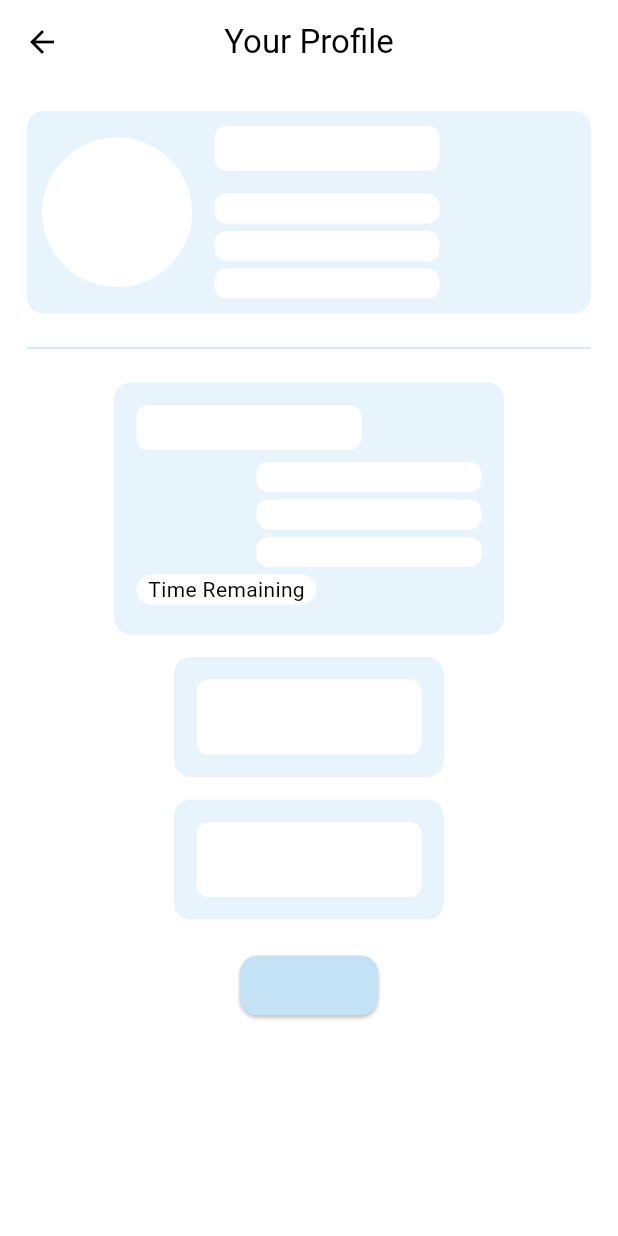
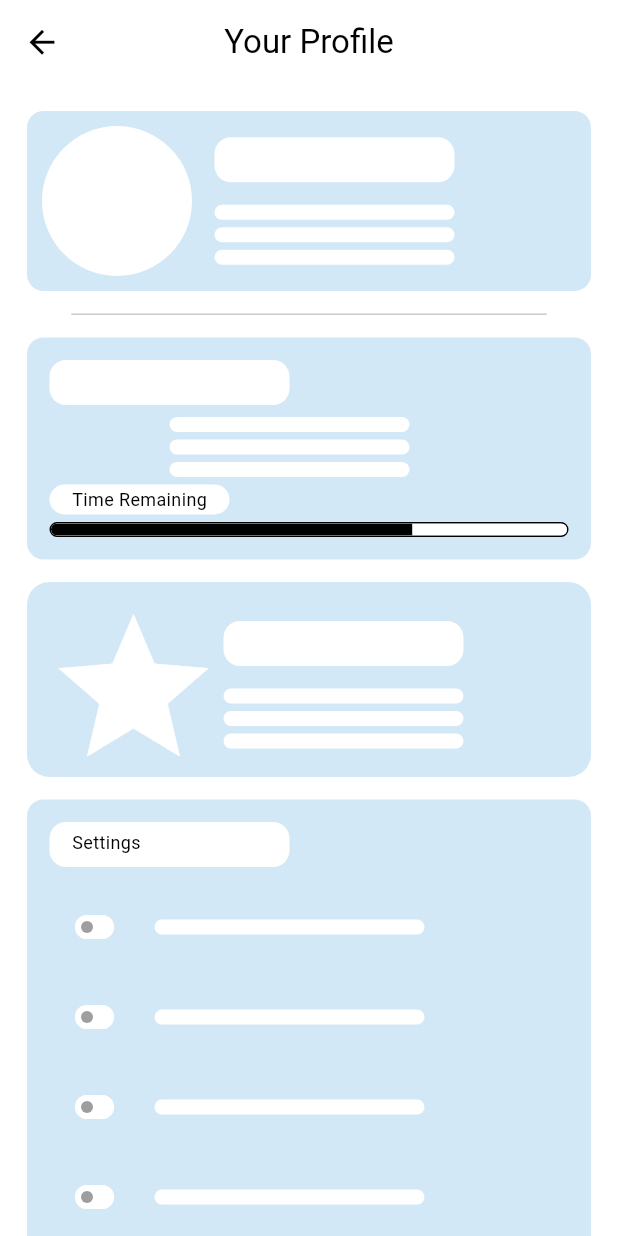
Before and after one commit to RushirajRavalji/GearCare, a Flutter app: the ProfileScreen screen opened directly, on a phone screen of 412 x 824 dp. Run offline on Flutter 3.47's test engine with Material 3 defaults, Android fonts, the phone set to English and light mode, and no system bars; our stand-ins replace image_picker.

Commit message:
update profile page

```diff
--- a/lib/pages/profile.dart
+++ b/lib/pages/profile.dart
@@ -1,69 +1,117 @@
 import 'package:flutter/material.dart';
 
 class ProfileScreen extends StatefulWidget {
-  const ProfileScreen({super.key});
-
   @override
-  State<ProfileScreen> createState() => _ProfileScreenState();
+  _ProfileScreenState createState() => _ProfileScreenState();
 }
 
 class _ProfileScreenState extends State<ProfileScreen> {
-  final List<bool> _switchValues = List.generate(8, (index) => false);
+  Color c1 = const Color.fromRGBO(211, 232, 246, 1);
+  double w = 0;
+
+  // List to store switch states
+  List<bool> switchValues = List.generate(8, (index) => false);
 
   @override
   Widget build(BuildContext context) {
+    w = MediaQuery.of(context).size.width;
+
     return Scaffold(
+      backgroundColor: Colors.white,
       appBar: AppBar(
-        backgroundColor: Theme.of(context).appBarTheme.backgroundColor,
+        backgroundColor: Colors.white,
         elevation: 0,
         leading: IconButton(
-          icon: const Icon(Icons.arrow_back),
+          icon: Icon(Icons.arrow_back, color: Colors.black, size: 25),
           onPressed: () => Navigator.pop(context),
         ),
-        title: const Text("Your Profile", style: TextStyle(fontSize: 22)),
+        title: Text(
+          "Your Profile",
+          style: TextStyle(color: Colors.black, fontSize: 22),
+        ),
         centerTitle: true,
       ),
       body: SingleChildScrollView(
-        padding: const EdgeInsets.all(18),
+        padding: EdgeInsets.all(18),
         child: Column(
+          crossAxisAlignment: CrossAxisAlignment.center,
           children: [
-            _buildProfileSection(context),
-            const SizedBox(height: 15),
+            //! Profile Section
+            _buildProfileSection(),
+
+            SizedBox(height: 15),
             _buildDivider(),
-            const SizedBox(height: 15),
-            _buildSubscriptionBox(context),
-            const SizedBox(height: 15),
-            _buildRewardsSection(context),
-            const SizedBox(height: 15),
-            _buildSettingsSection(context),
-            const SizedBox(height: 20),
-            const _LogoutButton(),
+            SizedBox(height: 15),
+
+            //! Subscription Box with Progress
+            _buildSubscriptionBox(),
+
+            SizedBox(height: 15),
+
+            //! Rewards Section
+            _buildRewardsSection(),
+
+            SizedBox(height: 15),
+
+            //! Settings Section (with Toggles)
+            _buildSettingsSection(),
+
+            SizedBox(height: 20),
+
+            //! Logout Button
+            Container(
+              width: 170,
+              height: 40,
+              child: ElevatedButton(
+                style: ElevatedButton.styleFrom(
+                  backgroundColor: Colors.black,
+                  shape: RoundedRectangleBorder(
+                    borderRadius: BorderRadius.circular(10),
+                  ),
+                  padding: EdgeInsets.only(),
+                ),
+                onPressed: () {},
+                child: Row(
+                  mainAxisSize: MainAxisSize.min,
+                  children: [
+                    Text(
+                      "Logout",
+                      style: TextStyle(color: Colors.white, fontSize: 16),
+                    ),
+                    SizedBox(width: 10),
+                    Icon(Icons.logout, color: Colors.white, size: 18),
+                  ],
+                ),
+              ),
+            ),
           ],
         ),
       ),
     );
   }
 
-  Widget _buildProfileSection(BuildContext context) {
+  //! Profile Section
+  Widget _buildProfileSection() {
     return Container(
-      padding: const EdgeInsets.all(10),
+      padding: EdgeInsets.all(10),
+      width: w,
       decoration: BoxDecoration(
-        color: Theme.of(context).colorScheme.secondary,
+        color: c1,
         borderRadius: BorderRadius.circular(11),
       ),
       child: Row(
         children: [
-          const CircleAvatar(radius: 50, backgroundColor: Colors.white),
-          const SizedBox(width: 15),
+          CircleAvatar(radius: 50, backgroundColor: Colors.white),
+          SizedBox(width: 15),
           Column(
             crossAxisAlignment: CrossAxisAlignment.start,
             children: [
               _buildPlaceholderBox(height: 30),
-              const SizedBox(height: 15),
+              SizedBox(height: 15),
               _buildPlaceholderBox(),
-              const SizedBox(height: 5),
+              SizedBox(height: 5),
               _buildPlaceholderBox(),
-              const SizedBox(height: 5),
+              SizedBox(height: 5),
               _buildPlaceholderBox(),
             ],
           ),
@@ -72,31 +120,33 @@ class _ProfileScreenState extends State<ProfileScreen> {
     );
   }
 
-  Widget _buildSubscriptionBox(BuildContext context) {
+  //! Subscription Section
+  Widget _buildSubscriptionBox() {
     return Container(
-      padding: const EdgeInsets.all(15),
+      padding: EdgeInsets.all(15),
+      width: w,
       decoration: BoxDecoration(
-        color: Theme.of(context).colorScheme.secondary,
+        color: c1,
         borderRadius: BorderRadius.circular(11),
       ),
       child: Column(
         crossAxisAlignment: CrossAxisAlignment.start,
         children: [
           _buildPlaceholderBox(height: 30),
-          const SizedBox(height: 8),
+          SizedBox(height: 8),
           Padding(
             padding: const EdgeInsets.only(left: 80),
             child: Column(
               children: [
                 _buildPlaceholderBox(),
-                const SizedBox(height: 5),
+                SizedBox(height: 5),
                 _buildPlaceholderBox(),
-                const SizedBox(height: 5),
+                SizedBox(height: 5),
                 _buildPlaceholderBox(),
               ],
             ),
           ),
-          const SizedBox(height: 5),
+          SizedBox(height: 5),
           Container(
             width: 120,
             height: 20,
@@ -104,69 +154,158 @@ class _ProfileScreenState extends State<ProfileScreen> {
               color: Colors.white,
               borderRadius: BorderRadius.circular(12),
             ),
-            child: const Center(child: Text("Time Remaining")),
+            child: Center(
+              child: Text("Time Remaining", style: TextStyle(fontSize: 12)),
+            ),
           ),
-          const SizedBox(height: 5),
+          SizedBox(height: 5),
+          Container(
+            decoration: BoxDecoration(
+              borderRadius: BorderRadius.circular(10),
+              border: Border.all(color: Colors.black),
+            ),
+            child: ClipRRect(
+              borderRadius: BorderRadius.circular(8),
+              child: LinearProgressIndicator(
+                value: 0.7,
+                backgroundColor: Colors.white,
+                valueColor: AlwaysStoppedAnimation<Color>(Colors.black),
+                minHeight: 8,
+              ),
+            ),
+          ),
         ],
       ),
     );
   }
 
-  // Placeholder box widget for loading UI
-  Widget _buildPlaceholderBox({double height = 20, double width = 150}) {
+  //! Rewards Section
+  Widget _buildRewardsSection() {
     return Container(
-      height: height,
-      width: width,
+      padding: EdgeInsets.all(11),
+      width: w,
+      height: 130,
       decoration: BoxDecoration(
-        color: Colors.white,
-        borderRadius: BorderRadius.circular(8),
+        color: c1,
+        borderRadius: BorderRadius.circular(15),
+      ),
+      child: Row(
+        crossAxisAlignment: CrossAxisAlignment.start,
+        children: [
+          Icon(Icons.star, size: 120, color: Colors.white),
+
+          Column(
+            crossAxisAlignment: CrossAxisAlignment.start,
+            children: [
+              SizedBox(height: 15),
+              _buildPlaceholderBox(height: 30),
+              SizedBox(height: 15),
+              _buildPlaceholderBox(),
+              SizedBox(height: 5),
+              _buildPlaceholderBox(),
+              SizedBox(height: 5),
+              _buildPlaceholderBox(),
+            ],
+          ),
+        ],
       ),
     );
   }
 
-  Widget _buildDivider() {
-    return Divider(color: Theme.of(context).colorScheme.primary, thickness: 1);
-  }
-
-  Widget _buildRewardsSection(BuildContext context) {
-    // Placeholder for rewards section
+  //! Settings Section (with Switches)
+  Widget _buildSettingsSection() {
     return Container(
-      padding: const EdgeInsets.all(15),
+      padding: EdgeInsets.all(15),
+      width: w,
       decoration: BoxDecoration(
-        color: Theme.of(context).colorScheme.secondary,
+        color: c1,
         borderRadius: BorderRadius.circular(11),
       ),
-      child: _buildPlaceholderBox(height: 50),
+      child: Column(
+        crossAxisAlignment: CrossAxisAlignment.start,
+        children: [
+          Container(
+            height: 30,
+            width: 160,
+            decoration: BoxDecoration(
+              color: Colors.white,
+              borderRadius: BorderRadius.circular(11),
+            ),
+            child: Padding(
+              padding: const EdgeInsets.only(top: 5, left: 15),
+              child: Text("Settings", style: TextStyle(fontSize: 12)),
+            ),
+          ),
+          SizedBox(height: 10),
+          //! ListView for switches
+          ListView.builder(
+            shrinkWrap: true,
+            physics: NeverScrollableScrollPhysics(),
+            itemCount: switchValues.length,
+            itemBuilder: (context, index) {
+              return Padding(
+                padding: const EdgeInsets.symmetric(vertical: 6),
+                child: Row(
+                  children: [
+                    // Toggle switch
+                    Transform.scale(
+                      scale: 0.5,
+                      child: Switch(
+                        value: switchValues[index],
+                        onChanged: (value) {
+                          setState(() {
+                            switchValues[index] = value;
+                          });
+                        },
+                        activeColor: Colors.grey,
+                        activeTrackColor: Colors.white,
+                        inactiveThumbColor: Colors.grey,
+                        inactiveTrackColor: Colors.white,
+                      ),
+                    ),
+
+                    SizedBox(width: 10),
+                    //! White placeholder bar
+                    Column(
+                      children: [
+                        Container(
+                          height: 10,
+                          width: 180,
+                          decoration: BoxDecoration(
+                            color: Colors.white,
+                            borderRadius: BorderRadius.circular(11),
+                          ),
+                        ),
+                      ],
+                    ),
+                  ],
+                ),
+              );
+            },
+          ),
+        ],
+      ),
     );
   }
 
-  Widget _buildSettingsSection(BuildContext context) {
-    // Placeholder for settings section
+  //! Helper: Divider
+  Widget _buildDivider() {
     return Container(
-      padding: const EdgeInsets.all(15),
+      width: w / 1.3,
+      height: 1,
+      color: Colors.black.withOpacity(0.2),
+    );
+  }
+
+  //! Helper: Placeholder Box
+  Widget _buildPlaceholderBox({double height = 10}) {
+    return Container(
+      height: height,
+      width: 160,
       decoration: BoxDecoration(
-        color: Theme.of(context).colorScheme.secondary,
+        color: Colors.white,
         borderRadius: BorderRadius.circular(11),
       ),
-      child: _buildPlaceholderBox(height: 50),
     );
   }
 }
-
-class _LogoutButton extends StatelessWidget {
-  const _LogoutButton();
-
-  @override
-  Widget build(BuildContext context) {
-    return ElevatedButton(
-      onPressed: () {
-        // Handle logout logic
-      },
-      style: ElevatedButton.styleFrom(
-        backgroundColor: Theme.of(context).colorScheme.primary,
-        shape: RoundedRectangleBorder(borderRadius: BorderRadius.circular(12)),
-      ),
-      child: const Text("Logout"),
-    );
-  }
-}
```
